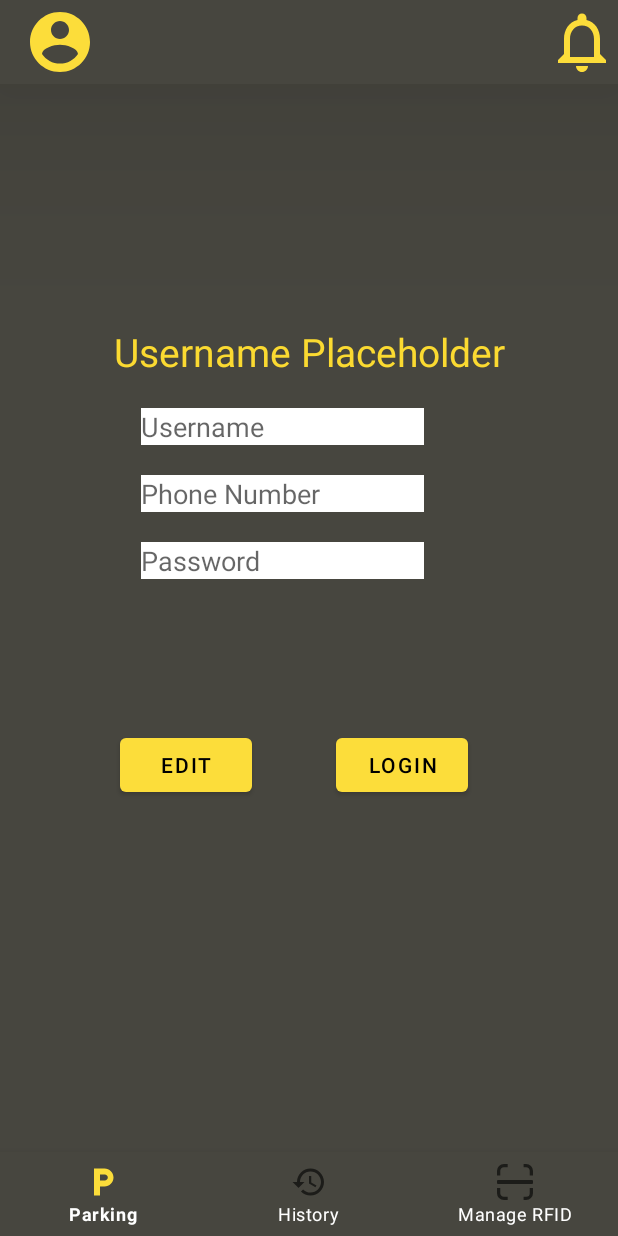
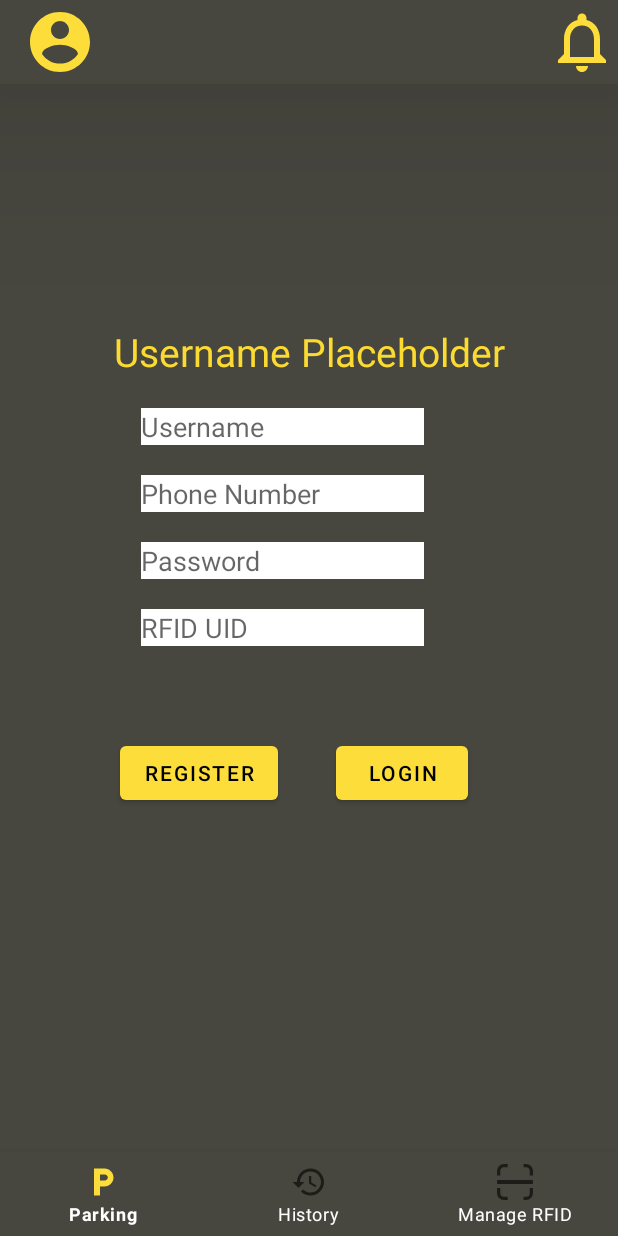
Before and after one commit to stuntman47/Parking_Mobile_Application, an Android app: the screen it shows after launch (MainActivity), after a tap on an icon or button, on a phone screen of 412 x 824 dp. Run offline under Robolectric (Android 15) with nearby library versions, the phone set to English and light mode, and no system bars; our stand-ins replace Firebase (no records; nobody signed in at launch, a user with empty details on screens opened directly), navigation-ui.

Commit message:
Added Register Account Functionality

```diff
--- /dev/null
+++ b/app/src/main/java/com/example/parkingmobileapplication/UserDatabase.kt
@@ -0,0 +1,5 @@
+package com.example.parkingmobileapplication
+
+data class UserDatabase(var username: String? = null, var password: String? = null, var uid: String? = null, var balance: Int? = null, var car_plate: Int? = null){
+
+}
--- a/app/src/main/java/com/example/parkingmobileapplication/ui/Account.kt
+++ b/app/src/main/java/com/example/parkingmobileapplication/ui/Account.kt
@@ -6,12 +6,18 @@ import android.view.LayoutInflater
 import android.view.View
 import android.view.ViewGroup
 import com.example.parkingmobileapplication.R
+import com.example.parkingmobileapplication.UserDatabase
 import com.example.parkingmobileapplication.databinding.FragmentAccountBinding
 import com.example.parkingmobileapplication.databinding.FragmentReloadBinding
+import com.google.firebase.database.DatabaseReference
+import com.google.firebase.database.FirebaseDatabase
+import com.google.firebase.database.ktx.database
+import com.google.firebase.ktx.Firebase
 
 
 class Account : Fragment() {
     private lateinit var binding: FragmentAccountBinding
+    private lateinit var db : DatabaseReference
 
     override fun onCreateView(
         inflater: LayoutInflater,
@@ -22,5 +28,31 @@ class Account : Fragment() {
         return (binding.root)
     }
 
+    override fun onViewCreated(view: View, savedInstanceState: Bundle?) {
+        super.onViewCreated(view, savedInstanceState)
+
+//        binding.btRegister.isEnabled = false
+//        binding.btLogin.isEnabled = false
+
+        binding.btEdit.setVisibility(View.GONE)
+        //binding.btLogin.setVisibility(View.GONE)
+
+        //guest session no user check
+        binding.btRegister.setOnClickListener {
+            val username = binding.valueName.text.toString()
+            val phoneNo = binding.valuePhoneNo.text.toString()
+            val password = binding.valuePassword.text.toString()
+            val uid = binding.valueUid.text.toString()
+
+            register(username, phoneNo, password, uid)
+        }
+    }
+
+    private fun register(username: String, phoneNo: String, password: String, uid: String){
+        val useraccount = UserDatabase(username,password,uid,0,0)
+        db = FirebaseDatabase.getInstance().getReference("Phone Number")
+        db.child(phoneNo).setValue(useraccount)
+    }
+
 
 }
--- a/app/src/main/res/layout/fragment_account.xml
+++ b/app/src/main/res/layout/fragment_account.xml
@@ -46,6 +46,7 @@
         app:layout_constraintTop_toBottomOf="@+id/value_name" />
 
     <EditText
+        android:id="@+id/value_password"
         android:layout_width="30mm"
         android:layout_height="wrap_content"
         android:background="@color/white"
@@ -57,13 +58,40 @@
         app:layout_constraintStart_toStartOf="parent"
         app:layout_constraintTop_toBottomOf="@+id/value_phoneNo" />
 
+    <EditText
+        android:id="@+id/value_uid"
+        android:layout_width="30mm"
+        android:layout_height="wrap_content"
+        android:background="@color/white"
+        android:hint="RFID UID"
+        android:layout_marginTop="20dp"
+        android:layout_marginRight="35dp"
+        app:layout_constraintEnd_toEndOf="parent"
+        app:layout_constraintStart_toStartOf="parent"
+        app:layout_constraintTop_toBottomOf="@+id/value_password" />
+
+
     <Button
         android:id="@+id/bt_edit"
         android:layout_width="wrap_content"
         android:layout_height="wrap_content"
         android:text="Edit"
         android:textColor="@color/black"
+        android:layout_marginTop="10dp"
+        android:layout_marginRight="20dp"
+        app:layout_constraintEnd_toEndOf="parent"
+        app:layout_constraintStart_toStartOf="parent"
+        app:layout_constraintTop_toBottomOf="@+id/value_uid" />
+
+
+    <Button
+        android:id="@+id/bt_register"
+        android:layout_width="wrap_content"
+        android:layout_height="wrap_content"
         android:layout_marginLeft="80dp"
+        android:layout_marginTop="10dp"
+        android:text="Register"
+        android:textColor="@color/black"
         app:layout_constraintBottom_toBottomOf="parent"
         app:layout_constraintStart_toStartOf="parent"
         app:layout_constraintTop_toBottomOf="@+id/text_name" />
@@ -73,6 +101,7 @@
         android:layout_width="wrap_content"
         android:layout_height="wrap_content"
         android:layout_marginRight="100dp"
+        android:layout_marginTop="10dp"
         android:text="Login"
         android:textColor="@color/black"
         app:layout_constraintBottom_toBottomOf="parent"
```
